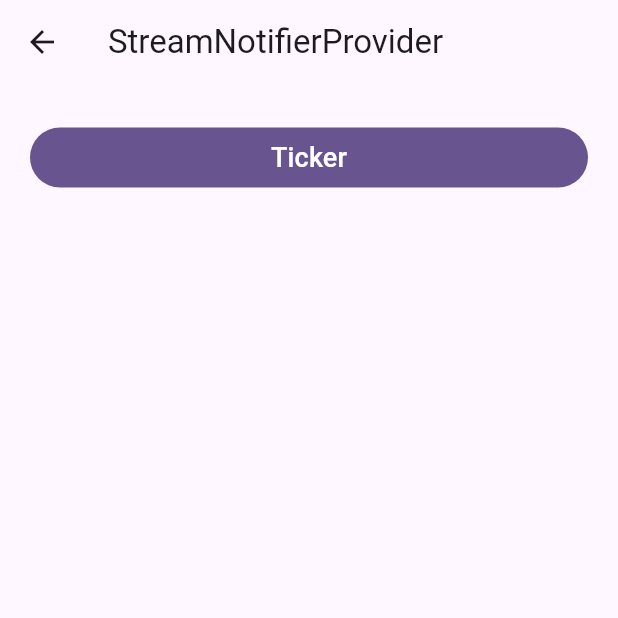
After one commit to K-Mose/Flutter_Riverpod_Essential, a Flutter app: the screen it shows after launch, after a tap on "All Providers", after a tap on "Lecture #9 StreamNotifierProviderScreen", on a phone screen of 412 x 824 dp, the top half of it. The commit adds this screen. Run offline on Flutter 3.47's test engine with Material 3 defaults, Android fonts, the phone set to English and light mode, and no system bars; our stand-ins replace dio, equatable, flutter_riverpod, freezed_annotation, riverpod, riverpod_annotation; missing offline and left inert: bulleted_list; generated files the repository leaves out were written again.

Commit message:
All Providers -  1. StreamNotifierProvider - Overview, Timer

```diff
--- a/0_all_providers/all_providers/lib/main.dart
+++ b/0_all_providers/all_providers/lib/main.dart
@@ -5,6 +5,7 @@ import 'package:all_providers/providers/notifier_provider/home.dart';
 import 'package:all_providers/providers/provider/home.dart';
 import 'package:all_providers/providers/state_notifier_provider/home.dart';
 import 'package:all_providers/providers/state_provider/state_provider_screen.dart';
+import 'package:all_providers/providers/strean_notifier_provider/home.dart';
 import 'package:all_providers/providers/strem_provider/home.dart';
 import 'package:flutter/material.dart';
 import 'package:flutter_riverpod/flutter_riverpod.dart';
@@ -100,6 +101,13 @@ class MyHomePage extends StatelessWidget {
                     },
                     child: const Text("Lecture #8 AsyncNotifierProviderScreen")
                 ),
+                ElevatedButton(
+                    onPressed: () {
+                      Navigator.push(context, MaterialPageRoute(
+                        builder: (context) => const StreamNotifierProviderScreen(),));
+                    },
+                    child: const Text("Lecture #9 StreamNotifierProviderScreen")
+                ),
               ],
             ),
           ],
--- /dev/null
+++ b/0_all_providers/all_providers/lib/providers/strean_notifier_provider/home.dart
@@ -0,0 +1,27 @@
+import 'package:all_providers/providers/strean_notifier_provider/pages/ticker/ticker_page.dart';
+import 'package:all_providers/widgets/custom_button.dart';
+import 'package:flutter/material.dart';
+
+
+class StreamNotifierProviderScreen extends StatelessWidget {
+  const StreamNotifierProviderScreen({super.key});
+
+  @override
+  Widget build(BuildContext context) {
+    return Scaffold(
+      appBar: AppBar(
+        title: const Text('StreamNotifierProvider'),
+      ),
+      body: ListView(
+        padding: const EdgeInsets.all(20),
+        shrinkWrap: true,
+        children: const [
+          CustomButton(
+            title: 'Ticker',
+            child: TickerPage(),
+          ),
+        ],
+      ),
+    );
+  }
+}
--- /dev/null
+++ b/0_all_providers/all_providers/lib/providers/strean_notifier_provider/timer/ticker.dart
@@ -0,0 +1,9 @@
+class Ticker {
+  const Ticker();
+
+  /// [ticks] is Timer's initial seconds
+  Stream<int> tick({required int ticks}) {
+    return Stream.periodic(const Duration(seconds: 1), (x) => ticks - x -1,).take(ticks);
+  }
+
+}
```
Also changed, not shown: 0_all_providers/all_providers/lib/providers/strean_notifier_provider/pages/ticker/ticker_page.dart (added, +30 -0 lines), 0_all_providers/all_providers/lib/providers/strean_notifier_provider/pages/ticker/ticker_provider.dart (added, +58 -0 lines), 0_all_providers/all_providers/lib/providers/strean_notifier_provider/pages/ticker/timer_value.dart (added, +32 -0 lines), 0_all_providers/all_providers/lib/providers/strean_notifier_provider/timer/action_buttons.dart (added, +75 -0 lines), 0_all_providers/all_providers/lib/providers/strean_notifier_provider/timer/timer_state.dart (added, +40 -0 lines), 1 other file.
